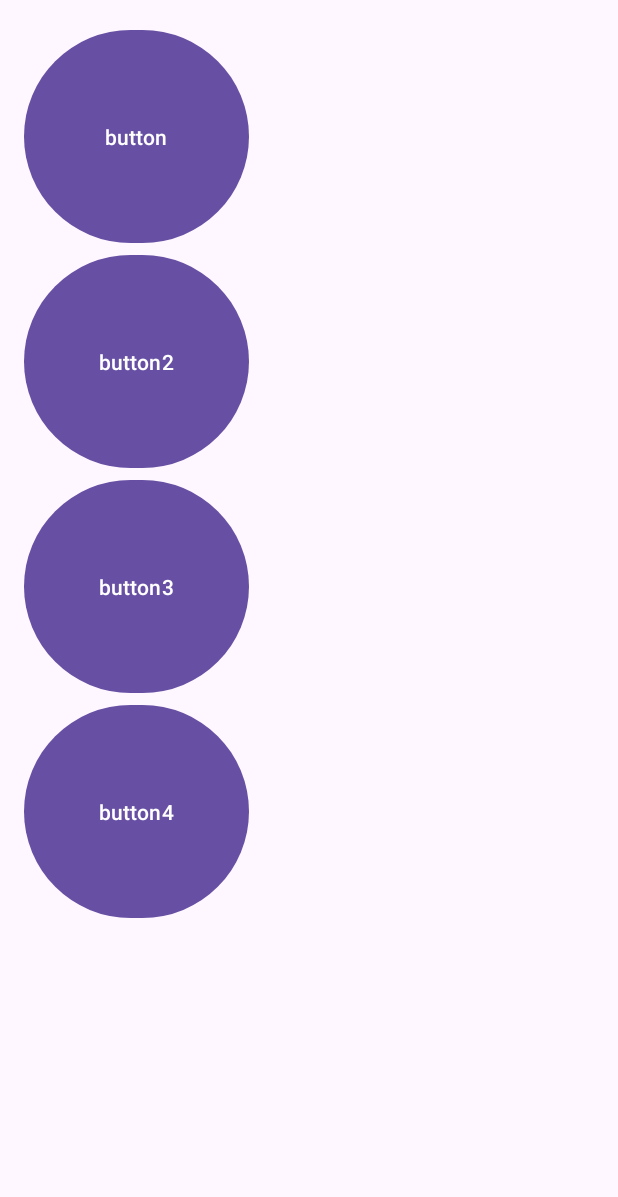
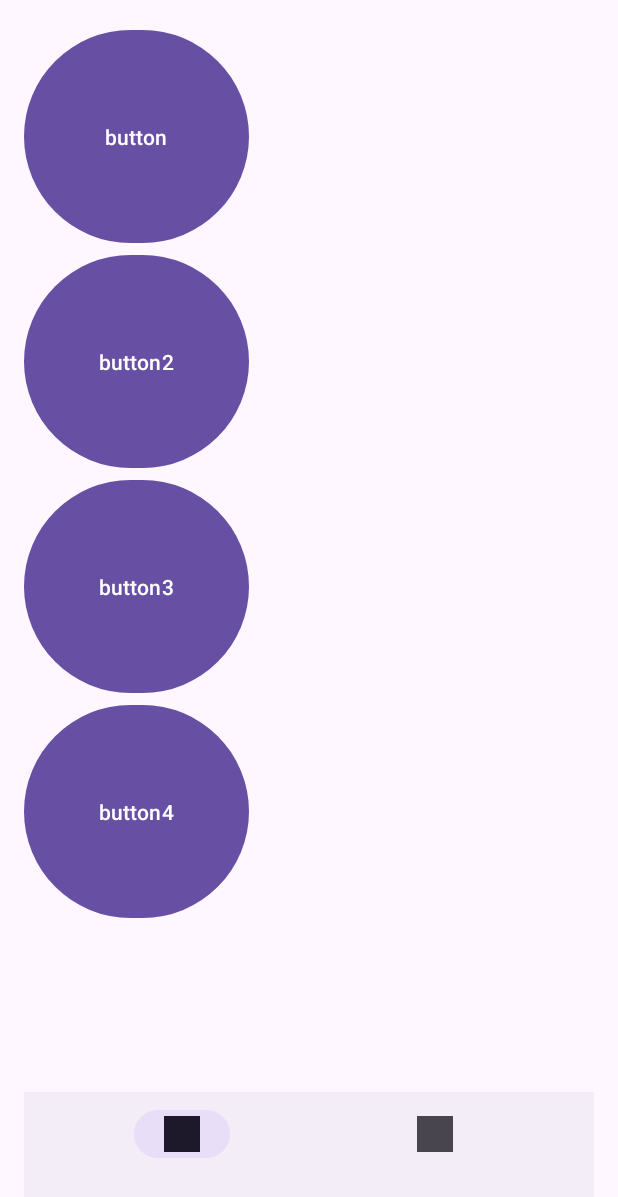
Before and after one commit to Haykaz3/Lachin, an Android app: the screen it shows after launch (MainActivity), on a phone screen of 412 x 824 dp. Shown: the top 1197 px of the screen. Run offline under Robolectric (Android 15) with nearby library versions, the phone set to English and light mode, and no system bars.

Commit message:
Fragment Added

```diff
--- a/app/build.gradle.kts
+++ b/app/build.gradle.kts
@@ -44,4 +44,7 @@ dependencies {
     implementation("com.google.code.gson:gson:2.10.1")
     implementation("com.github.bumptech.glide:glide:4.16.0")
     annotationProcessor("com.github.bumptech.glide:compiler:4.16.0")
+
+    implementation ("com.google.android.material:material:1.11.0")
+
 }
--- /dev/null
+++ b/app/src/main/java/com/example/myapplication/FragmentHome.java
@@ -0,0 +1,109 @@
+package com.example.myapplication;
+
+import android.content.Intent;
+import android.os.Bundle;
+
+import androidx.fragment.app.Fragment;
+
+import android.view.LayoutInflater;
+import android.view.View;
+import android.view.ViewGroup;
+import android.widget.Button;
+
+/**
+ * A simple {@link Fragment} subclass.
+ * Use the {@link FragmentHome#newInstance} factory method to
+ * create an instance of this fragment.
+ */
+public class FragmentHome extends Fragment {
+
+    // TODO: Rename parameter arguments, choose names that match
+    // the fragment initialization parameters, e.g. ARG_ITEM_NUMBER
+    private static final String ARG_PARAM1 = "param1";
+    private static final String ARG_PARAM2 = "param2";
+
+    // TODO: Rename and change types of parameters
+    private String mParam1;
+    private String mParam2;
+
+    Button button, button2, button3, button4;
+
+    public FragmentHome() {
+        // Required empty public constructor
+    }
+
+    /**
+     * Use this factory method to create a new instance of
+     * this fragment using the provided parameters.
+     *
+     * @param param1 Parameter 1.
+     * @param param2 Parameter 2.
+     * @return A new instance of fragment FragmentHome.
+     */
+    // TODO: Rename and change types and number of parameters
+    public static FragmentHome newInstance(String param1, String param2) {
+        FragmentHome fragment = new FragmentHome();
+        Bundle args = new Bundle();
+        args.putString(ARG_PARAM1, param1);
+        args.putString(ARG_PARAM2, param2);
+        fragment.setArguments(args);
+        return fragment;
+    }
+
+    @Override
+    public void onCreate(Bundle savedInstanceState) {
+        super.onCreate(savedInstanceState);
+        if (getArguments() != null) {
+            mParam1 = getArguments().getString(ARG_PARAM1);
+            mParam2 = getArguments().getString(ARG_PARAM2);
+        }
+    }
+
+    @Override
+    public View onCreateView(LayoutInflater inflater, ViewGroup container,
+                             Bundle savedInstanceState) {
+        // Inflate the layout for this fragment
+        View view = inflater.inflate(R.layout.fragment_home, container, false);
+
+
+        button = view.findViewById(R.id.button);
+        button.setOnClickListener(new View.OnClickListener() {
+            @Override
+            public void onClick(View v) {
+                Intent intent = new Intent(getActivity(), ProductActivity.class);
+                startActivity(intent);
+            }
+        });
+
+        button2 = view.findViewById(R.id.button2);
+        button2.setOnClickListener(new View.OnClickListener() {
+            @Override
+            public void onClick(View v) {
+                Intent intent = new Intent(getActivity(), ProductsActivity.class);
+                startActivity(intent);
+            }
+        });
+
+        button3 = view.findViewById(R.id.button3);
+        button3.setOnClickListener(new View.OnClickListener() {
+            @Override
+            public void onClick(View v) {
+                Intent intent = new Intent(getActivity(), CategoryActivity.class);
+                startActivity(intent);
+            }
+        });
+
+        button4 = view.findViewById(R.id.button4);
+        button4.setOnClickListener(new View.OnClickListener() {
+            @Override
+            public void onClick(View v) {
+                Intent intent = new Intent(getActivity(), UserRegistrationActivity.class);
+                startActivity(intent);
+            }
+        });
+
+
+        return view;
+
+    }
+}
--- a/app/src/main/java/com/example/myapplication/MainActivity.java
+++ b/app/src/main/java/com/example/myapplication/MainActivity.java
@@ -6,8 +6,11 @@ import android.view.View;
 import android.widget.Button;
 import android.widget.TextView;
 import androidx.appcompat.app.AppCompatActivity;
+import androidx.fragment.app.Fragment;
 import androidx.recyclerview.widget.LinearLayoutManager;
 import androidx.recyclerview.widget.RecyclerView;
+
+import com.google.android.material.bottomnavigation.BottomNavigationView;
 
 import okhttp3.Call;
 import okhttp3.Callback;
@@ -22,45 +25,43 @@ public class MainActivity extends AppCompatActivity {
 
     Button button, button2, button3, button4;
 
+    BottomNavigationView bottomNavigationView;
+
     @Override
     protected void onCreate(Bundle savedInstanceState) {
         super.onCreate(savedInstanceState);
         setContentView(R.layout.activity_main);
 
-        button = findViewById(R.id.button);
-        button.setOnClickListener(new View.OnClickListener() {
-            @Override
-            public void onClick(View v) {
-                Intent intent = new Intent(MainActivity.this, ProductActivity.class);
-                startActivity(intent);
+
+
+        bottomNavigationView = findViewById(R.id.bottom_navigation);
+        loadFragment(new FragmentHome()); // Default fragment
+
+        bottomNavigationView.setOnItemSelectedListener(item -> {
+            Fragment fragment = null;
+            int id = item.getItemId();
+
+            if (id == R.id.nav_home) {
+                fragment = new FragmentHome();
+            } else if (id == R.id.nav_profile) {
+                fragment = new FragmentProfile();
             }
+
+            if (fragment != null) {
+                loadFragment(fragment);
+                return true;
+            }
+
+            return false;
         });
 
-        button2 = findViewById(R.id.button2);
-        button2.setOnClickListener(new View.OnClickListener() {
-            @Override
-            public void onClick(View v) {
-                Intent intent = new Intent(MainActivity.this, ProductsActivity.class);
-                startActivity(intent);
-            }
-        });
+    }
 
-        button3 = findViewById(R.id.button3);
-        button3.setOnClickListener(new View.OnClickListener() {
-            @Override
-            public void onClick(View v) {
-                Intent intent = new Intent(MainActivity.this, CategoryActivity.class);
-                startActivity(intent);
-            }
-        });
+    private void loadFragment(Fragment fragment) {
+        getSupportFragmentManager().beginTransaction()
+                .replace(R.id.fragment_container, fragment)
+                .commit();
+    }
 
-        button4 = findViewById(R.id.button4);
-        button4.setOnClickListener(new View.OnClickListener() {
-            @Override
-            public void onClick(View v) {
-                Intent intent = new Intent(MainActivity.this, UserRegistrationActivity.class);
-                startActivity(intent);
-            }
-        });
-    }
+
 }
--- a/app/src/main/res/layout/activity_main.xml
+++ b/app/src/main/res/layout/activity_main.xml
@@ -1,35 +1,31 @@
 <?xml version="1.0" encoding="utf-8"?>
-<LinearLayout
+<RelativeLayout
     xmlns:android="http://schemas.android.com/apk/res/android"
+    xmlns:app="http://schemas.android.com/apk/res-auto"
     android:layout_width="match_parent"
     android:layout_height="match_parent"
     android:orientation="vertical"
     android:padding="16dp">
 
-    <Button
-        android:id="@+id/button"
-        android:layout_width="150dp"
-        android:layout_height="150dp"
-        android:text="button"
-        />
 
-    <Button
-        android:id="@+id/button2"
-        android:layout_width="150dp"
-        android:layout_height="150dp"
-        android:text="button2"
-        />
-    <Button
-        android:id="@+id/button3"
-        android:layout_width="150dp"
-        android:layout_height="150dp"
-        android:text="button3"
-        />
 
-    <Button
-        android:id="@+id/button4"
-        android:layout_width="150dp"
-        android:layout_height="150dp"
-        android:text="button4"
-        />
-</LinearLayout>
+    <FrameLayout
+        android:id="@+id/fragment_container"
+        android:layout_above="@id/navigation_lay"
+        android:layout_width="match_parent"
+        android:layout_height="match_parent"/>
+
+    <LinearLayout
+        android:id="@+id/navigation_lay"
+        android:layout_width="match_parent"
+        android:layout_height="wrap_content"
+        android:layout_alignParentBottom="true">
+
+        <com.google.android.material.bottomnavigation.BottomNavigationView
+            android:id="@+id/bottom_navigation"
+            android:layout_width="match_parent"
+            android:layout_height="wrap_content"
+            app:menu="@menu/bottom_navigation_menu" />
+
+    </LinearLayout>
+</RelativeLayout>
--- /dev/null
+++ b/app/src/main/res/layout/fragment_home.xml
@@ -0,0 +1,43 @@
+<?xml version="1.0" encoding="utf-8"?>
+<FrameLayout xmlns:android="http://schemas.android.com/apk/res/android"
+    xmlns:tools="http://schemas.android.com/tools"
+    android:layout_width="match_parent"
+    android:layout_height="match_parent"
+    tools:context=".FragmentHome">
+
+    <LinearLayout
+        android:layout_width="match_parent"
+        android:layout_height="wrap_content"
+        android:orientation="vertical">
+
+
+        <Button
+            android:id="@+id/button"
+            android:layout_width="150dp"
+            android:layout_height="150dp"
+            android:text="button" />
+
+        <Button
+            android:id="@+id/button2"
+            android:layout_width="150dp"
+            android:layout_height="150dp"
+            android:text="button2"
+            />
+        <Button
+            android:id="@+id/button3"
+            android:layout_width="150dp"
+            android:layout_height="150dp"
+            android:text="button3"
+            />
+
+        <Button
+            android:id="@+id/button4"
+            android:layout_width="150dp"
+            android:layout_height="150dp"
+            android:text="button4"
+            />
+
+    </LinearLayout>
+
+
+</FrameLayout>
--- /dev/null
+++ b/app/src/main/res/menu/bottom_navigation_menu.xml
@@ -0,0 +1,13 @@
+<?xml version="1.0" encoding="utf-8"?>
+<menu xmlns:android="http://schemas.android.com/apk/res/android">
+    <item
+        android:id="@+id/nav_home"
+        android:enabled="true"
+        android:icon="@color/black"
+        android:title=""/>
+    <item
+        android:id="@+id/nav_profile"
+        android:enabled="true"
+        android:icon="@color/black"
+        android:title=""/>
+</menu>
--- a/app/src/main/res/values/strings.xml
+++ b/app/src/main/res/values/strings.xml
@@ -1,3 +1,5 @@
 <resources>
     <string name="app_name">My Application</string>
+    <!-- TODO: Remove or change this placeholder text -->
+    <string name="hello_blank_fragment">Hello blank fragment</string>
 </resources>
```
Also changed, not shown: app/src/main/java/com/example/myapplication/FragmentProfile.java (added, +64 -0 lines), app/src/main/res/layout/fragment_profile.xml (added, +14 -0 lines).
